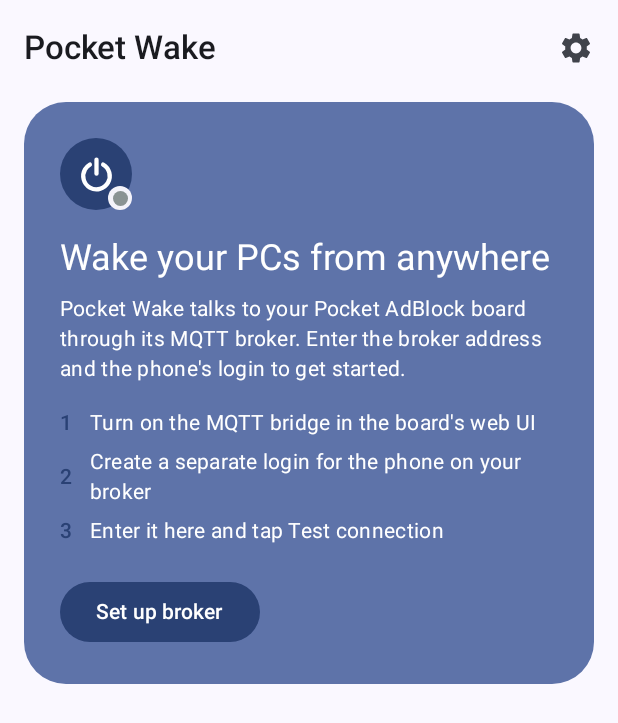
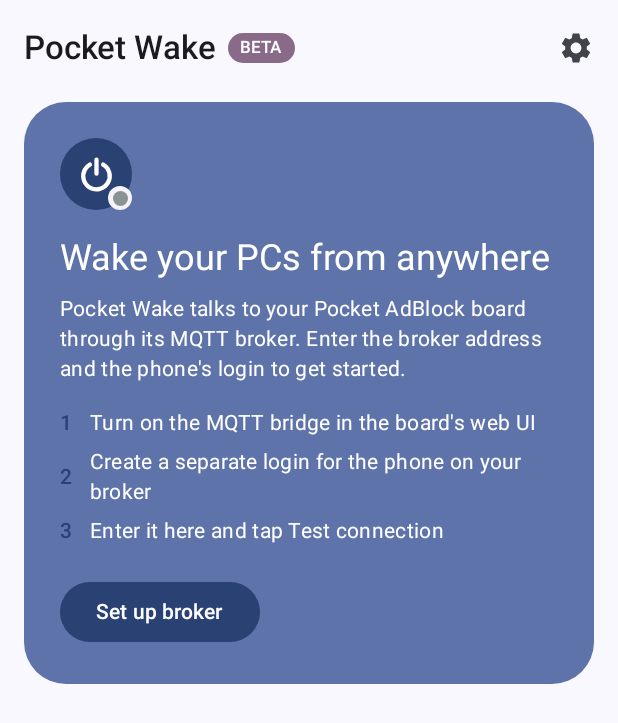
Before and after one commit to joanrra2/pocket-wake, an Android app built with Jetpack Compose: the composable HomeScreen shown on its own in the app's theme, on a phone screen of 412 x 824 dp. Shown: the top 723 px of the screen. Run offline under Robolectric (Android 15) with nearby library versions, the phone set to English and light mode, and no system bars.

Commit message:
Mark as beta and add a step-by-step setup guide
- Version 0.1.0-beta, BETA label next to the app name, beta note in
  About, README badge and notice
- docs/SETUP.md: PC (BIOS, Windows adapter and fast startup), EMQX Cloud
  Serverless with separate board and phone logins and optional ACLs,
  board web UI (MQTT settings, adding a computer), app setup, what each
  wake result means, troubleshooting
- Release workflow marks tags with a suffix (v0.1.0-beta.1) as
  pre-releases
- Roadmap: the board already publishes blocking state and stats

```diff
--- a/app/build.gradle.kts
+++ b/app/build.gradle.kts
@@ -25,7 +25,7 @@ android {
         minSdk = 26
         targetSdk = 36
         versionCode = ciRunNumber ?: 1
-        versionName = ciTag ?: "0.1.0"
+        versionName = ciTag ?: "0.1.0-beta"
     }
 
     signingConfigs {
--- a/app/src/main/java/io/github/joanrra2/pocketwake/ui/HomeScreen.kt
+++ b/app/src/main/java/io/github/joanrra2/pocketwake/ui/HomeScreen.kt
@@ -77,6 +77,7 @@ import io.github.joanrra2.pocketwake.core.Topics
 import io.github.joanrra2.pocketwake.core.WAKE_TIMEOUT_MS
 import io.github.joanrra2.pocketwake.core.WakeStatus
 import io.github.joanrra2.pocketwake.mqtt.Connection
+import io.github.joanrra2.pocketwake.ui.components.BetaPill
 import io.github.joanrra2.pocketwake.ui.components.InfoRow
 import io.github.joanrra2.pocketwake.ui.components.Mono
 import io.github.joanrra2.pocketwake.ui.components.PowerAvatar
@@ -108,7 +109,11 @@ fun HomeScreen(
             TopAppBar(
                 title = {
                     Column {
-                        Text("Pocket Wake", style = MaterialTheme.typography.titleLarge)
+                        Row(verticalAlignment = Alignment.CenterVertically) {
+                            Text("Pocket Wake", style = MaterialTheme.typography.titleLarge)
+                            Spacer(Modifier.width(8.dp))
+                            BetaPill()
+                        }
                         if (configured) {
                             Text(
                                 ui.profile.host,
--- a/app/src/main/java/io/github/joanrra2/pocketwake/ui/SettingsScreen.kt
+++ b/app/src/main/java/io/github/joanrra2/pocketwake/ui/SettingsScreen.kt
@@ -252,8 +252,9 @@ fun SettingsScreen(
 
             SectionTitle("About")
             Text(
-                "Pocket Wake ${BuildConfigInfo.versionName(androidx.compose.ui.platform.LocalContext.current)} · for the Pocket AdBlock board's Wake-on-LAN MQTT bridge.\n" +
-                    "Connects only while the app is open. No analytics, no ads; nothing leaves the phone except the MQTT connection to your broker.",
+                "Pocket Wake ${BuildConfigInfo.versionName(androidx.compose.ui.platform.LocalContext.current)} (beta) · for the Pocket AdBlock board's Wake-on-LAN MQTT bridge.\n" +
+                    "Connects only while the app is open. No analytics, no ads; nothing leaves the phone except the MQTT connection to your broker.\n" +
+                    "Setup guide and bug reports: github.com/joanrra2/pocket-wake",
                 style = MaterialTheme.typography.bodySmall,
                 color = MaterialTheme.colorScheme.onSurfaceVariant,
             )
--- a/app/src/main/java/io/github/joanrra2/pocketwake/ui/components/Components.kt
+++ b/app/src/main/java/io/github/joanrra2/pocketwake/ui/components/Components.kt
@@ -145,6 +145,20 @@ fun SectionTitle(
     }
 }
 
+/** Small "BETA" label shown next to the app name while the app is in beta. */
+@Composable
+fun BetaPill(modifier: Modifier = Modifier) {
+    Text(
+        "BETA",
+        modifier = modifier
+            .clip(CircleShape)
+            .background(MaterialTheme.colorScheme.tertiaryContainer)
+            .padding(horizontal = 8.dp, vertical = 2.dp),
+        style = MaterialTheme.typography.labelSmall,
+        color = MaterialTheme.colorScheme.onTertiaryContainer,
+    )
+}
+
 /** Monospace text for topics. */
 @Composable
 fun Mono(text: String, modifier: Modifier = Modifier, color: Color = MaterialTheme.colorScheme.onSurfaceVariant) {
```
Also changed, not shown: 9 other files.
